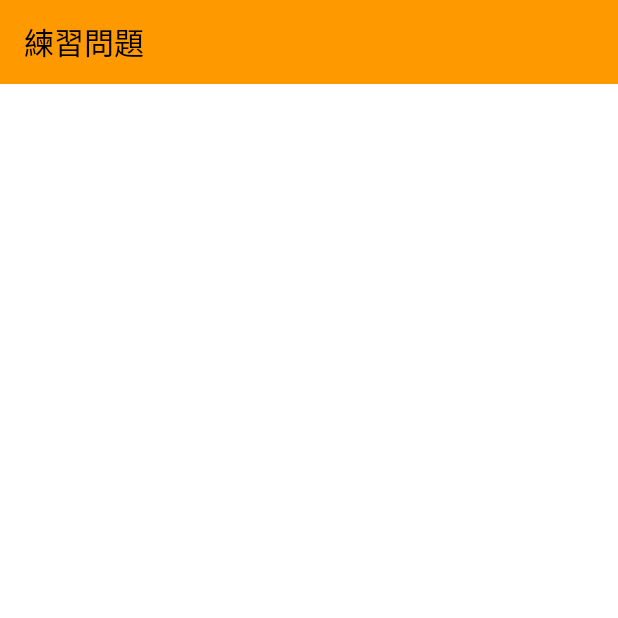
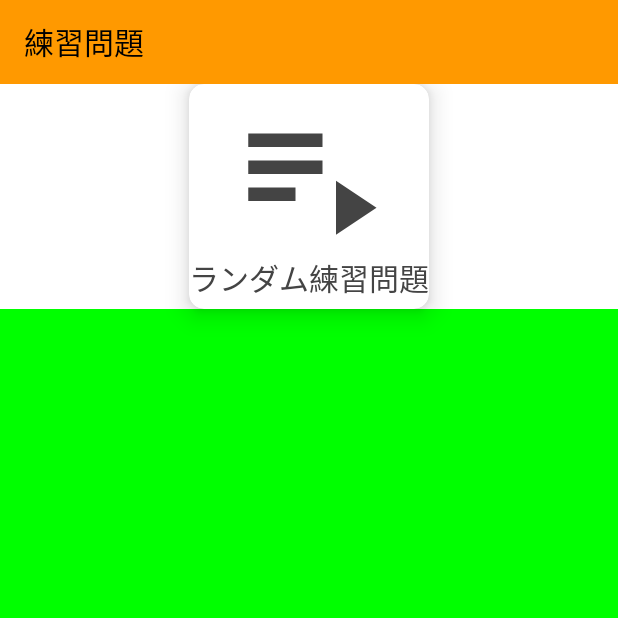
Before and after one commit to yuutarou22/AwsClfLearning, an Android app: the fragment PracticeFragment placed in its activity, on a phone screen of 412 x 824 dp, the top half of it. Run offline under Robolectric (Android 15) with nearby library versions, the light colour scheme and no system bars; our stand-ins replace AdMob.

Commit message:
練習問題画面の「ランダム練習問題」ボタンを設置

```diff
--- /dev/null
+++ b/app/src/main/res/drawable/ic_baseline_playlist_play_24.xml
@@ -0,0 +1,20 @@
+<vector xmlns:android="http://schemas.android.com/apk/res/android"
+    android:width="108dp"
+    android:height="108dp"
+    android:viewportWidth="24"
+    android:viewportHeight="24"
+    android:tint="?attr/colorControlNormal"
+    android:autoMirrored="true">
+  <path
+      android:fillColor="@android:color/white"
+      android:pathData="M3,10h11v2h-11z"/>
+  <path
+      android:fillColor="@android:color/white"
+      android:pathData="M3,6h11v2h-11z"/>
+  <path
+      android:fillColor="@android:color/white"
+      android:pathData="M3,14h7v2h-7z"/>
+  <path
+      android:fillColor="@android:color/white"
+      android:pathData="M16,13l0,8l6,-4z"/>
+</vector>
--- a/app/src/main/res/layout/fragment_practice.xml
+++ b/app/src/main/res/layout/fragment_practice.xml
@@ -1,9 +1,28 @@
 <?xml version="1.0" encoding="utf-8"?>
-<FrameLayout xmlns:android="http://schemas.android.com/apk/res/android"
+<androidx.constraintlayout.widget.ConstraintLayout xmlns:android="http://schemas.android.com/apk/res/android"
+    xmlns:app="http://schemas.android.com/apk/res-auto"
     xmlns:tools="http://schemas.android.com/tools"
     android:layout_width="match_parent"
     android:layout_height="match_parent"
     android:background="?attr/fragmentBackgroundColor"
     tools:context=".Fragment.PracticeFragment">
 
-</FrameLayout>
+    <include
+        android:id="@+id/include"
+        layout="@layout/random_practice_button"
+        android:layout_width="wrap_content"
+        android:layout_height="150dp"
+        app:layout_constraintEnd_toEndOf="parent"
+        app:layout_constraintStart_toStartOf="parent"
+        app:layout_constraintTop_toTopOf="parent" />
+
+    <ListView
+        android:layout_width="wrap_content"
+        android:layout_height="0dp"
+        android:background="#00FF00"
+        app:layout_constraintBottom_toBottomOf="parent"
+        app:layout_constraintEnd_toEndOf="parent"
+        app:layout_constraintStart_toStartOf="parent"
+        app:layout_constraintTop_toBottomOf="@+id/include" />
+
+</androidx.constraintlayout.widget.ConstraintLayout>
--- /dev/null
+++ b/app/src/main/res/layout/random_practice_button.xml
@@ -0,0 +1,41 @@
+<?xml version="1.0" encoding="utf-8"?>
+<androidx.cardview.widget.CardView xmlns:android="http://schemas.android.com/apk/res/android"
+    xmlns:app="http://schemas.android.com/apk/res-auto"
+    android:layout_width="match_parent"
+    android:layout_height="match_parent"
+    android:translationZ="8dp"
+    app:cardBackgroundColor="?attr/customButtonBackgroundColor"
+    app:cardCornerRadius="10dp">
+
+    <androidx.constraintlayout.widget.ConstraintLayout
+        android:layout_width="match_parent"
+        android:layout_height="match_parent"
+        android:layout_gravity="center">
+
+        <LinearLayout
+            android:layout_width="wrap_content"
+            android:layout_height="wrap_content"
+            android:orientation="vertical"
+            app:layout_constraintBottom_toBottomOf="parent"
+            app:layout_constraintEnd_toEndOf="parent"
+            app:layout_constraintStart_toStartOf="parent"
+            app:layout_constraintTop_toTopOf="parent">
+
+            <ImageView
+                android:layout_width="wrap_content"
+                android:layout_height="wrap_content"
+                android:layout_gravity="center"
+                android:src="@drawable/ic_baseline_playlist_play_24" />
+
+            <TextView
+                android:layout_width="wrap_content"
+                android:layout_height="wrap_content"
+                android:layout_gravity="center"
+                android:text="ランダム練習問題"
+                android:textColor="?attr/customTextColor"
+                android:textSize="20sp" />
+
+        </LinearLayout>
+    </androidx.constraintlayout.widget.ConstraintLayout>
+
+</androidx.cardview.widget.CardView>
```
